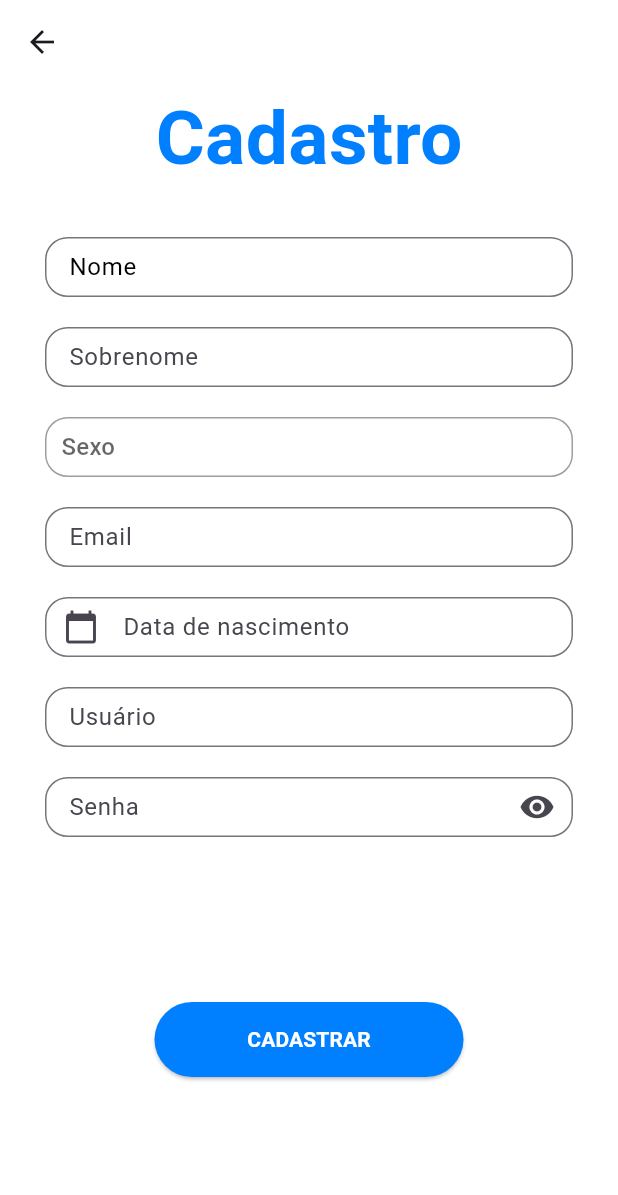
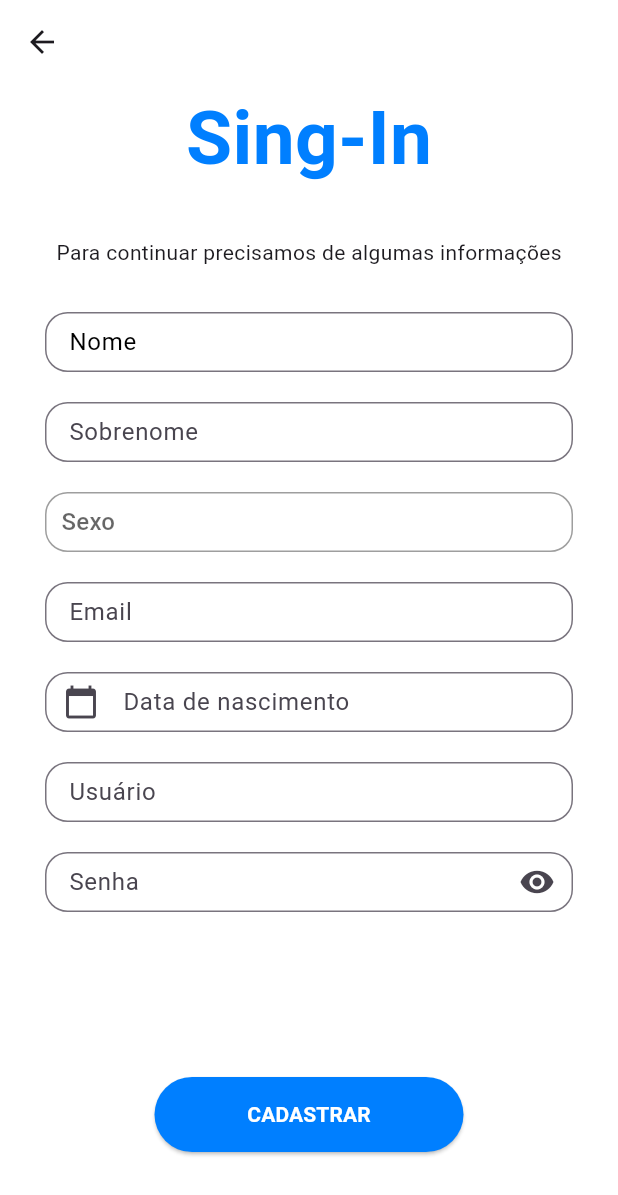
Before and after one commit to MySoloQ/derredor, a Flutter app: the screen it shows after launch, on a phone screen of 412 x 824 dp. Shown: the top 1195 px of the screen. Run offline on Flutter 3.47's test engine with Material 3 defaults, Android fonts, the phone set to English and light mode, and no system bars; our stand-ins replace carousel_slider; missing offline and left inert: dart:ffi.

Commit message:
adição de subtitulo

```diff
--- a/lib/pages/register_page.dart
+++ b/lib/pages/register_page.dart
@@ -41,7 +41,7 @@ class _RegisterpageState extends State<Registerpage> {
                     Padding(
                       padding: EdgeInsets.fromLTRB(0, 0, 0, 30),
                       child: Text(
-                        "Cadastro",
+                        "Sing-In",
                         style: TextStyle(
                             fontSize: 50,
                             fontWeight: FontWeight.bold,
@@ -50,6 +50,17 @@ class _RegisterpageState extends State<Registerpage> {
                     ),
                   ],
                 ),
+                Padding(
+                  padding: EdgeInsets.fromLTRB(30, 0, 30, 30),
+                  child: Container(
+                    child: Text(
+                        "Para continuar precisamos de algumas informações"),
+                  ),
+                ),
+              ],
+            ),
+            Column(
+              children: [
                 Container(
                   width: largura,
                   height: 60,
```
